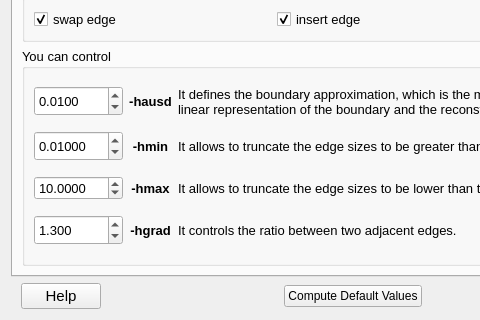
This is MyPlugDialog.ui in SalomePlatform/mmgplugin as Qt 5 draws it before an edit; both pictures show x 0 to 480 and y 309 to 629 of the 791 by 629 pixel window. The edited form follows.
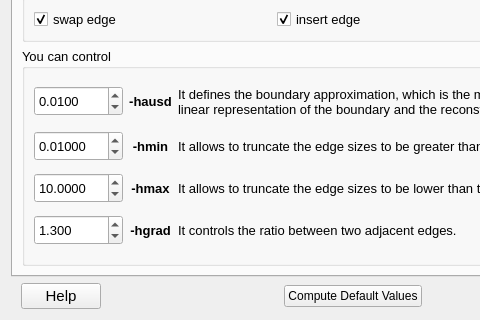
This is the edited form.

Commit message: fix: min size for -hmax QDoubleSpinBox #20

```diff
--- a/MyPlugDialog.ui
+++ b/MyPlugDialog.ui
@@ -480,6 +480,12 @@
           </item>
           <item row="2" column="0">
            <widget class="QDoubleSpinBox" name="SP_Hmax">
+            <property name="minimumSize">
+             <size>
+              <width>0</width>
+              <height>30</height>
+             </size>
+            </property>
             <property name="decimals">
              <number>4</number>
             </property>
```
